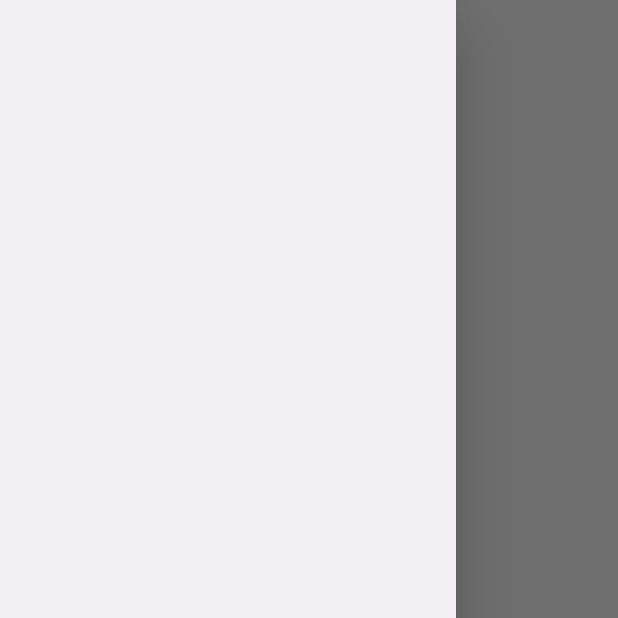
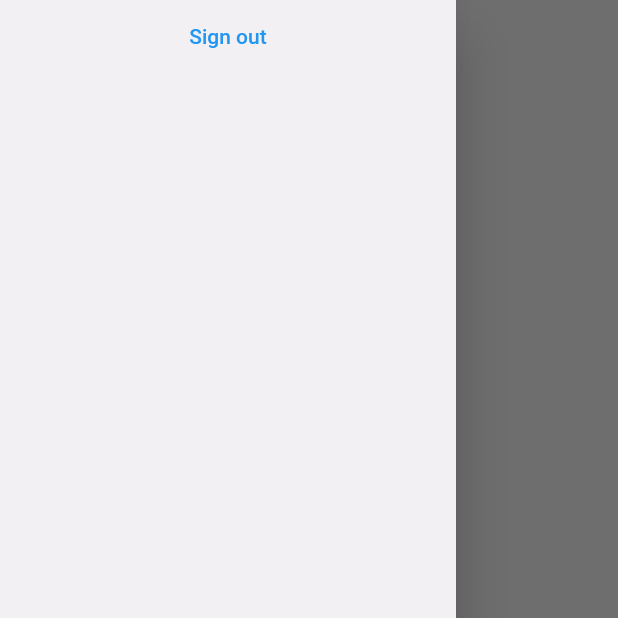
Before and after one commit to mostafaosama113/restaurant_app_user_version, a Flutter app: the HomeScreen screen opened directly, with the side drawer open, on a phone screen of 412 x 824 dp, the top half of it. Run offline on Flutter 3.47's test engine with Material 2 defaults, Android fonts, the phone set to English and light mode, and no system bars; our stand-ins replace firebase_auth, firebase_core, flutter_screenutil, font_awesome_flutter, rflutter_alert; accounts and stored records are empty.

Commit message:
sign out

```diff
--- a/lib/screens/home/home_screen.dart
+++ b/lib/screens/home/home_screen.dart
@@ -17,7 +17,16 @@ class HomeScreen extends StatelessWidget {
             Scaffold(
               appBar: AppBar(),
               drawer: Drawer(
-                child: Column(),
+                child: SafeArea(
+                  child: Column(
+                    children: [
+                      TextButton(
+                        onPressed: () => model.signOut(context),
+                        child: const Text('Sign out'),
+                      )
+                    ],
+                  ),
+                ),
               ),
             ),
             if (model.isLoading) progressWidget(context),
```
Also changed, not shown: lib/screens/home/home_provider.dart (+15 -0 lines).
